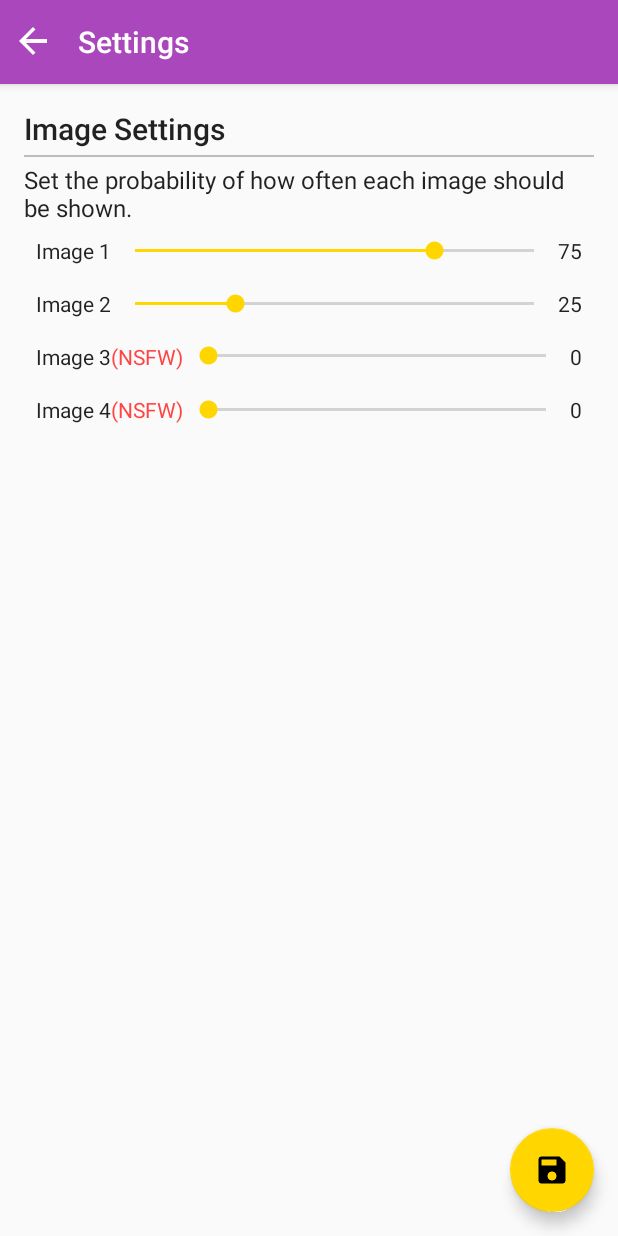
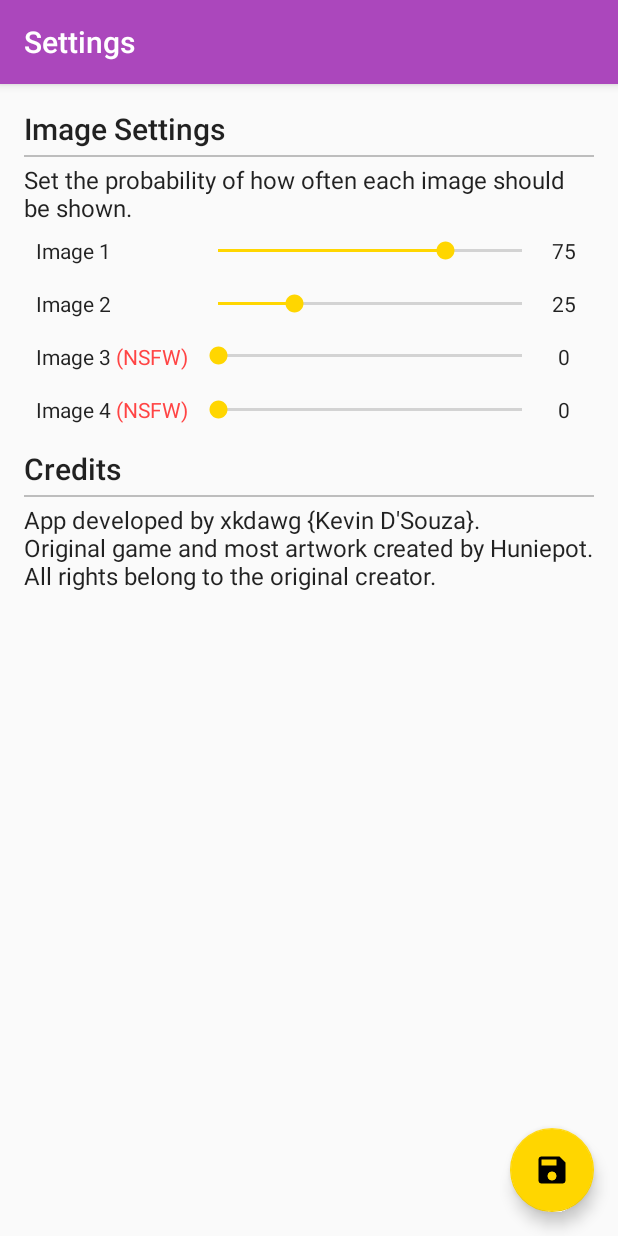
Before and after one commit to ksdsouza/HunieBee_Android, an Android app: the Settings screen opened directly, with no data from a screen before it, on a phone screen of 412 x 824 dp. Run offline under Robolectric (Android 15) with nearby library versions, the phone set to English and light mode, and no system bars.

Commit message:
Fixed seekbar bug in settings. Removed back button from app. Centered title when collapsableToolbar was expanded, and aligned title to left when collapsed.  Increased size of settings button to increase touchable area. Added credits in the settings activity. General code cleanup.

```diff
--- a/app/src/main/java/xkdawg/com/huniebee2/MainActivity.java
+++ b/app/src/main/java/xkdawg/com/huniebee2/MainActivity.java
@@ -33,6 +33,7 @@ public class MainActivity extends AppCompatActivity {
 
         getSupportActionBar().setDisplayOptions(ActionBar.DISPLAY_SHOW_CUSTOM);
         getSupportActionBar().setCustomView(R.layout.appbar);
+
         loadImageSettings();
     }
 
@@ -82,5 +83,6 @@ public class MainActivity extends AppCompatActivity {
         Intent intent = new Intent(this, Detail.class);
         intent.putExtra("Person", id);
         startActivity(intent);
+        overridePendingTransition(android.R.anim.fade_in, android.R.anim.fade_out);
     }
 }
--- a/app/src/main/java/xkdawg/com/huniebee2/Settings.java
+++ b/app/src/main/java/xkdawg/com/huniebee2/Settings.java
@@ -16,8 +16,8 @@ import android.widget.SeekBar;
 import android.widget.TextView;
 
 public class Settings extends AppCompatActivity implements SeekBar.OnSeekBarChangeListener {
+    public final String PREFS_NAME = "HunieBee2";
     private SeekBar[] sb = new SeekBar[4];
-    public final String PREFS_NAME = "HunieBee2";
     private TextView[] tv = new TextView[4];
 
     /**
@@ -151,7 +151,7 @@ public class Settings extends AppCompatActivity implements SeekBar.OnSeekBarChan
             MainActivity.num[i] = sb[i].getProgress();
         }
 
-        editor.commit();
+        editor.apply();
     }
 
 
--- a/app/src/main/res/layout/activity_main.xml
+++ b/app/src/main/res/layout/activity_main.xml
@@ -8,7 +8,7 @@
 
     <LinearLayout
         android:layout_width="match_parent"
-        android:layout_height="match_parent"
+        android:layout_height="wrap_content"
         android:orientation="vertical">
 
         <LinearLayout
@@ -44,7 +44,6 @@
                 android:duplicateParentState="true"
                 android:text="Aiko" />
         </LinearLayout>
-
 
 
         <LinearLayout
@@ -151,6 +150,7 @@
                 android:duplicateParentState="true"
                 android:text="Celeste" />
         </LinearLayout>
+
         <LinearLayout
             android:id="@+id/jessie"
             android:layout_width="match_parent"
--- a/app/src/main/res/layout/activity_settings.xml
+++ b/app/src/main/res/layout/activity_settings.xml
@@ -16,34 +16,18 @@
             android:layout_width="match_parent"
             android:layout_height="wrap_content">
 
-            <ImageButton
-                android:id="@+id/back"
-                android:layout_width="28dp"
-                android:layout_height="28dp"
-                android:layout_gravity="left|top"
-                android:layout_marginLeft="8dp"
-                android:layout_marginTop="13dp"
-                android:background="@drawable/ripple"
-                android:minHeight="13dp"
-                android:onClick="onBack"
-                android:scaleType="centerCrop"
-                android:src="@drawable/back"
-                app:layout_collapseMode="pin" />
 
             <android.support.v7.widget.Toolbar
                 android:id="@+id/toolbar"
-                android:title="Settings"
                 android:layout_width="match_parent"
                 android:layout_height="?attr/actionBarSize"
-                android:layout_toRightOf="@id/back"
                 android:background="?attr/colorPrimary"
+                android:title="Settings"
                 app:popupTheme="@style/AppTheme.PopupOverlay" />
         </RelativeLayout>
 
 
     </android.support.design.widget.AppBarLayout>
-
-    <include layout="@layout/content_settings" />
 
     <android.support.design.widget.FloatingActionButton
         android:id="@+id/fab3"
@@ -54,4 +38,6 @@
         android:onClick=""
         android:src="@drawable/save" />
 
+    <include layout="@layout/content_settings" />
+
 </android.support.design.widget.CoordinatorLayout>
--- a/app/src/main/res/layout/appbar.xml
+++ b/app/src/main/res/layout/appbar.xml
@@ -36,8 +36,8 @@
             android:layout_weight="3" />
 
         <ImageButton
-            android:layout_width="24dp"
-            android:layout_height="24dp"
+            android:layout_width="36dp"
+            android:layout_height="match_parent"
             android:layout_gravity="right|center_vertical"
             android:background="@drawable/ripple"
             android:onClick="goToSettings"
--- a/app/src/main/res/layout/content_settings.xml
+++ b/app/src/main/res/layout/content_settings.xml
@@ -31,7 +31,7 @@
         style="@android:style/TextAppearance.Material.Subhead"
         android:layout_width="match_parent"
         android:layout_height="wrap_content"
-        android:text="Set the probability of how often each image should be shown." />
+        android:text="@string/image_settings_desc" />
 
     <LinearLayout
         android:layout_width="match_parent"
@@ -41,10 +41,19 @@
         android:weightSum="5">
 
         <TextView
+            android:id="@+id/textView2"
             style="@android:style/TextAppearance.Material.Body1"
             android:layout_width="wrap_content"
             android:layout_height="wrap_content"
             android:text="Image 1" />
+
+        <TextView
+            style="@android:style/TextAppearance.Material.Body1"
+            android:layout_width="wrap_content"
+            android:layout_height="wrap_content"
+            android:text=" (NSFW) "
+            android:textColor="@android:color/holo_red_light"
+            android:visibility="invisible" />
 
         <SeekBar
             android:id="@+id/seek1"
@@ -56,10 +65,10 @@
         <TextView
             android:id="@+id/val1"
             style="@android:style/TextAppearance.Material.Body1"
-            android:layout_width="wrap_content"
+            android:layout_width="24dp"
             android:layout_height="wrap_content"
             android:layout_weight="1"
-            android:inputType="number"
+            android:gravity="center"
             android:text="0" />
     </LinearLayout>
 
@@ -71,10 +80,19 @@
         android:weightSum="5">
 
         <TextView
+            android:id="@+id/textView3"
             style="@android:style/TextAppearance.Material.Body1"
             android:layout_width="wrap_content"
             android:layout_height="wrap_content"
             android:text="Image 2" />
+
+        <TextView
+            style="@android:style/TextAppearance.Material.Body1"
+            android:layout_width="wrap_content"
+            android:layout_height="wrap_content"
+            android:text=" (NSFW) "
+            android:textColor="@android:color/holo_red_light"
+            android:visibility="invisible" />
 
         <SeekBar
             android:id="@+id/seek2"
@@ -86,10 +104,10 @@
         <TextView
             android:id="@+id/val2"
             style="@android:style/TextAppearance.Material.Body1"
-            android:layout_width="wrap_content"
+            android:layout_width="24dp"
             android:layout_height="wrap_content"
             android:layout_weight="1"
-            android:inputType="number"
+            android:gravity="center"
             android:text="0" />
     </LinearLayout>
 
@@ -107,10 +125,11 @@
             android:text="Image 3" />
 
         <TextView
+            android:id="@+id/textView"
             style="@android:style/TextAppearance.Material.Body1"
             android:layout_width="wrap_content"
             android:layout_height="wrap_content"
-            android:text="(NSFW)"
+            android:text=" (NSFW) "
             android:textColor="@android:color/holo_red_light" />
 
         <SeekBar
@@ -122,10 +141,10 @@
         <TextView
             android:id="@+id/val3"
             style="@android:style/TextAppearance.Material.Body1"
-            android:layout_width="wrap_content"
+            android:layout_width="24dp"
             android:layout_height="wrap_content"
             android:layout_weight="1"
-            android:inputType="number"
+            android:gravity="center"
             android:text="0" />
     </LinearLayout>
 
@@ -146,7 +165,7 @@
             style="@android:style/TextAppearance.Material.Body1"
             android:layout_width="wrap_content"
             android:layout_height="wrap_content"
-            android:text="(NSFW)"
+            android:text=" (NSFW) "
             android:textColor="@android:color/holo_red_light" />
 
         <SeekBar
@@ -159,10 +178,32 @@
         <TextView
             android:id="@+id/val4"
             style="@android:style/TextAppearance.Material.Body1"
-            android:layout_width="wrap_content"
+            android:layout_width="24dp"
             android:layout_height="wrap_content"
-            android:inputType="number"
+            android:gravity="center"
             android:text="0" />
     </LinearLayout>
 
+    <TextView
+        android:id="@+id/textView4"
+        style="@android:style/TextAppearance.Material.Title"
+        android:layout_width="match_parent"
+        android:layout_height="wrap_content"
+        android:layout_marginTop="8dp"
+        android:text="Credits" />
+
+    <View
+        android:layout_width="match_parent"
+        android:layout_height="1dp"
+        android:layout_marginBottom="4dp"
+        android:layout_marginTop="4dp"
+        android:background="#BDBDBD"
+        android:paddingBottom="8dp" />
+
+    <TextView
+        style="@android:style/TextAppearance.Material.Subhead"
+        android:layout_width="match_parent"
+        android:layout_height="wrap_content"
+        android:text="@string/credits" />
+
 </LinearLayout>
--- a/app/src/main/res/values-v21/styles.xml
+++ b/app/src/main/res/values-v21/styles.xml
@@ -6,4 +6,5 @@
         <item name="android:windowDrawsSystemBarBackgrounds">true</item>
         <item name="android:statusBarColor">@android:color/transparent</item>
     </style>
+
 </resources>
--- a/app/src/main/res/values/strings.xml
+++ b/app/src/main/res/values/strings.xml
@@ -84,4 +84,6 @@
     <string name="venus_personality">As the Goddess of Love, Venus is in charge of all the love fairies. Her goal is to assist humans in finding their true love, or at least help them gain confidence in the romance department. Venus is somewhat haughty, being a goddess, and greets and speaks with the player in a regal manner becoming of her status. While not exactly friendly, she does not act demeaning or hostile towards the player, and treats them with an appropriate level of respect. As the player dates her, she makes it clear that she is testing them at every step. When she asks the player questions, they will most often pertain to specific details about the girls they have dated. Dates will also be more difficult, as the player must obtain an high score, making high-scoring combos and trait upgrades more crucial than ever for the player to be successful on dates.</string>
     <string name="venus_history">Aphrodite lived on Mount Olympus with the other supreme deities and was married to the homely craftsman-god, Hephaestus. She was said to have been born from the foam of the sea. Aphrodite involved herself on several noteworthy occasions with the affairs of mortal heroes. When Jason asked permission of the king of Colchis to remove the Golden Fleece from the grove in which it hung, the king was clearly unwilling. So the goddess Hera, who sponsored Jason\'s quest, asked Aphrodite to intervene. The love goddess made the king\'s daughter Medea fall in love with Jason, and Medea proved instrumental in Jason\'s success. </string>
 
+    <string name="credits">App developed by xkdawg {Kevin D\'Souza}.\nOriginal game and most artwork created by Huniepot. All rights belong to the original creator. </string>
+    <string name="image_settings_desc">Set the probability of how often each image should be shown.</string>
 </resources>
--- a/build.gradle
+++ b/build.gradle
@@ -5,7 +5,7 @@ buildscript {
         jcenter()
     }
     dependencies {
-        classpath 'com.android.tools.build:gradle:2.0.0-beta7'
+        classpath 'com.android.tools.build:gradle:2.2.0-alpha7'
 
         // NOTE: Do not place your application dependencies here; they belong
         // in the individual module build.gradle files
```
Also changed, not shown: app/build.gradle (+13 -13 lines), app/src/main/java/xkdawg/com/huniebee2/Detail.java (+29 -18 lines), app/src/main/java/xkdawg/com/huniebee2/Util.java (+57 -50 lines), app/src/main/res/layout/activity_detail.xml (+7 -21 lines), app/src/main/res/values/styles.xml (+13 -3 lines), app/src/main/res/drawable/back.png (deleted), gradle/wrapper/gradle-wrapper.properties, 1 other file.
